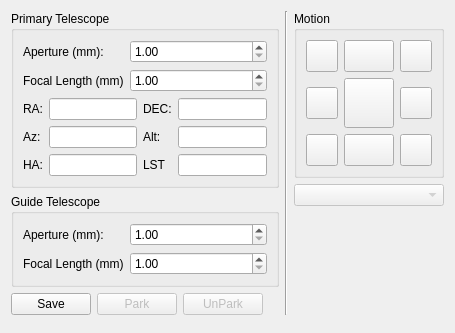
KDE/kstars, file kstars/ekos/mount.ui: the form before one commit.
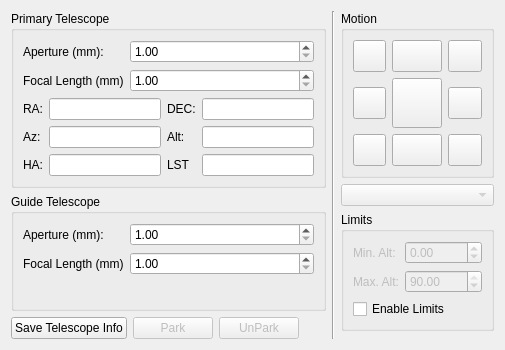
The form after the commit.

Commit message: Initial support for altitude limits

```diff
--- a/kstars/ekos/mount.ui
+++ b/kstars/ekos/mount.ui
@@ -6,13 +6,13 @@
    <rect>
     <x>0</x>
     <y>0</y>
-    <width>453</width>
-    <height>333</height>
+    <width>505</width>
+    <height>350</height>
    </rect>
   </property>
-  <layout class="QVBoxLayout" name="verticalLayout_2">
+  <layout class="QVBoxLayout" name="verticalLayout_4">
    <item>
-    <layout class="QHBoxLayout" name="horizontalLayout_3">
+    <layout class="QHBoxLayout" name="horizontalLayout_2">
      <item>
       <layout class="QVBoxLayout" name="LeftLayout">
        <item>
@@ -219,7 +219,7 @@
             <string>Save telescope information in configuration file</string>
            </property>
            <property name="text">
-            <string>Save</string>
+            <string>Save Telescope Info</string>
            </property>
           </widget>
          </item>
@@ -268,9 +268,7 @@
       </widget>
      </item>
      <item>
-      <layout class="QHBoxLayout" name="horizontalLayout_2">
-       <item>
-        <layout class="QVBoxLayout" name="RightLayout">
+      <layout class="QVBoxLayout" name="verticalLayout_2">
          <item>
           <widget class="QGroupBox" name="groupBox_4">
            <property name="sizePolicy">
@@ -426,6 +424,78 @@
            </item>
           </layout>
          </item>
+       <item>
+        <widget class="QGroupBox" name="LimitGroup">
+         <property name="title">
+          <string>Limits</string>
+         </property>
+         <layout class="QVBoxLayout" name="verticalLayout_3">
+          <item>
+           <layout class="QFormLayout" name="formLayout_3">
+            <item row="0" column="0">
+             <widget class="QLabel" name="minAltLabel">
+              <property name="enabled">
+               <bool>false</bool>
+              </property>
+              <property name="toolTip">
+               <string>Minimum telescope altitude limit. If the telescope is below this limit, it will be commanded to stop.</string>
+              </property>
+              <property name="text">
+               <string>Min. Alt:</string>
+              </property>
+             </widget>
+            </item>
+            <item row="0" column="1">
+             <widget class="QDoubleSpinBox" name="minAltLimit">
+              <property name="enabled">
+               <bool>false</bool>
+              </property>
+              <property name="minimum">
+               <double>-10.000000000000000</double>
+              </property>
+              <property name="maximum">
+               <double>90.000000000000000</double>
+              </property>
+             </widget>
+            </item>
+            <item row="1" column="0">
+             <widget class="QLabel" name="maxAltLabel">
+              <property name="enabled">
+               <bool>false</bool>
+              </property>
+              <property name="toolTip">
+               <string>Maximum telescope altitude limit. If the telescope is above than this limit, it will be commanded to stop.</string>
+              </property>
+              <property name="text">
+               <string>Max. Alt:</string>
+              </property>
+             </widget>
+            </item>
+            <item row="1" column="1">
+             <widget class="QDoubleSpinBox" name="maxAltLimit">
+              <property name="enabled">
+               <bool>false</bool>
+              </property>
+              <property name="maximum">
+               <double>90.000000000000000</double>
+              </property>
+              <property name="value">
+               <double>90.000000000000000</double>
+              </property>
+             </widget>
+            </item>
+           </layout>
+          </item>
+          <item>
+           <widget class="QCheckBox" name="enableLimitsCheck">
+            <property name="text">
+             <string>Enable Limits</string>
+            </property>
+           </widget>
+          </item>
+         </layout>
+        </widget>
+       </item>
          <item>
           <spacer name="verticalSpacer_2">
            <property name="orientation">
@@ -453,8 +523,6 @@
           </size>
          </property>
         </spacer>
-       </item>
-      </layout>
      </item>
     </layout>
    </item>
```
Lines whose indentation alone changed are shown as unchanged. The commit also changes 5 other files.
